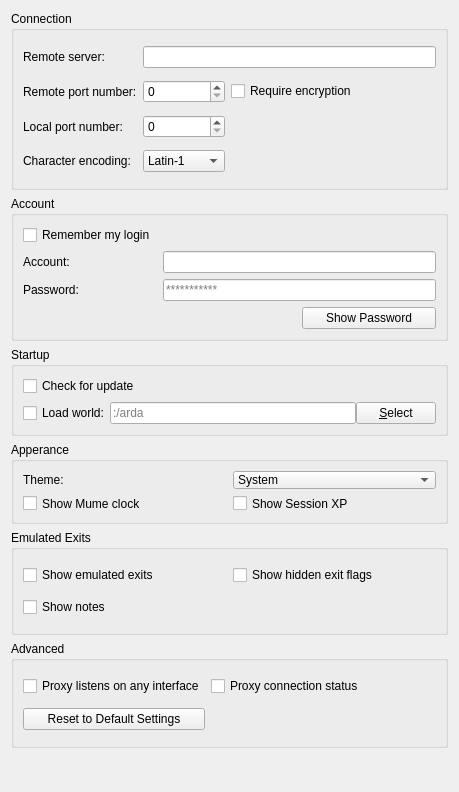
Before: the Qt Designer form src/preferences/generalpage.ui in MUME/MMapper, drawn with Qt 5.
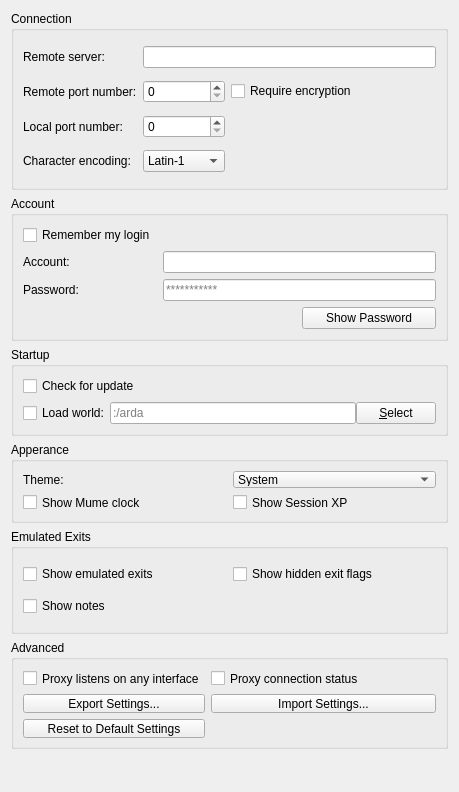
After: the same form once the commit is applied.

Commit message: add configuration export and import buttons to general settings

The edit to the form file:
```diff
--- a/src/preferences/generalpage.ui
+++ b/src/preferences/generalpage.ui
@@ -397,23 +397,10 @@
       <string>Advanced</string>
      </property>
      <layout class="QGridLayout" name="gridLayout">
-      <item row="2" column="1">
-       <spacer name="horizontalSpacer_2">
-        <property name="orientation">
-         <enum>Qt::Horizontal</enum>
-        </property>
-        <property name="sizeHint" stdset="0">
-         <size>
-          <width>40</width>
-          <height>20</height>
-         </size>
-        </property>
-       </spacer>
-      </item>
-      <item row="2" column="0">
-       <widget class="QPushButton" name="configurationResetButton">
+      <item row="3" column="1">
+       <widget class="QPushButton" name="configurationImportButton">
         <property name="text">
-         <string>Reset to Default Settings</string>
+         <string>Import Settings...</string>
         </property>
        </widget>
       </item>
@@ -427,6 +414,13 @@
         </property>
        </widget>
       </item>
+      <item row="3" column="0">
+       <widget class="QPushButton" name="configurationExportButton">
+        <property name="text">
+         <string>Export Settings...</string>
+        </property>
+       </widget>
+      </item>
       <item row="0" column="0">
        <widget class="QCheckBox" name="proxyListensOnAnyInterfaceCheckBox">
         <property name="toolTip">
@@ -437,6 +431,26 @@
         </property>
        </widget>
       </item>
+      <item row="4" column="0">
+       <widget class="QPushButton" name="configurationResetButton">
+        <property name="text">
+         <string>Reset to Default Settings</string>
+        </property>
+       </widget>
+      </item>
+      <item row="4" column="1">
+       <spacer name="horizontalSpacer_2">
+        <property name="orientation">
+         <enum>Qt::Horizontal</enum>
+        </property>
+        <property name="sizeHint" stdset="0">
+         <size>
+          <width>40</width>
+          <height>20</height>
+         </size>
+        </property>
+       </spacer>
+      </item>
      </layout>
     </widget>
    </item>
```
Left out of the diff: 1 changed line with no effect on the pictures. The commit also changes 3 other files.
